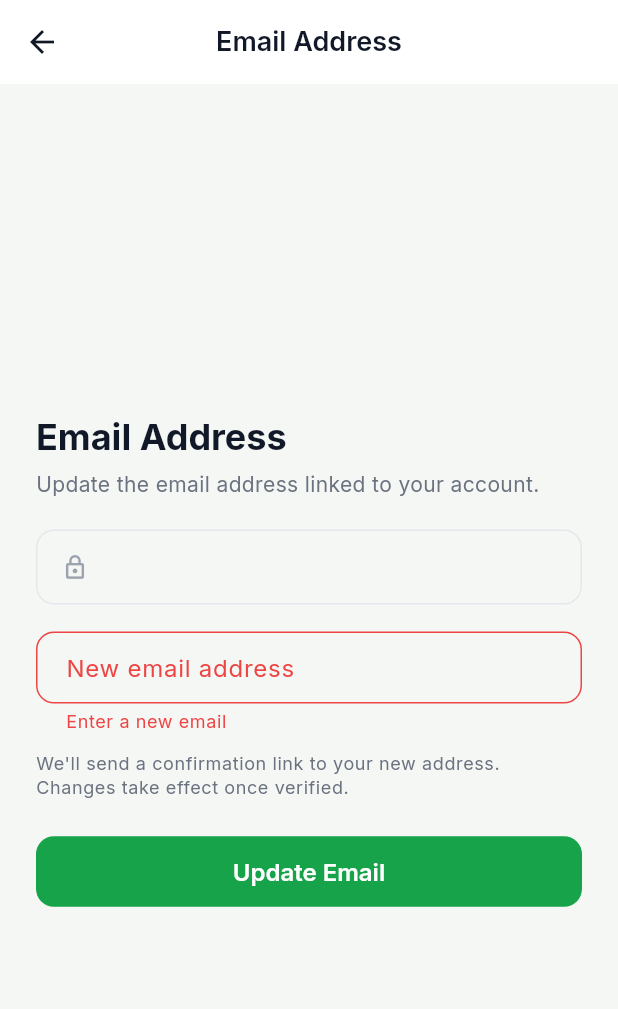
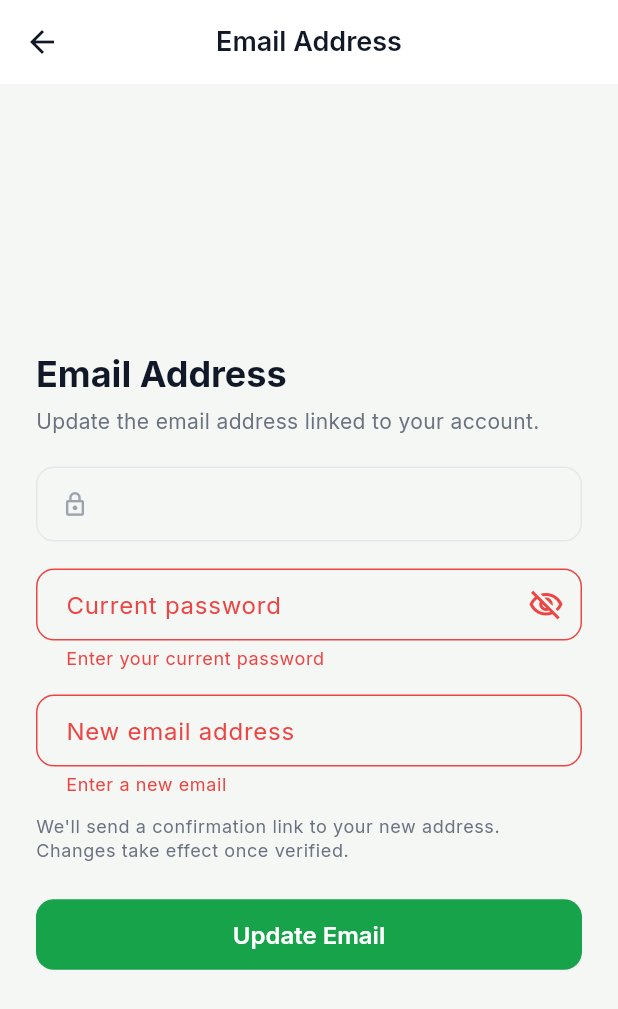
Before and after one commit to sXenoXs/RE-HerbaScan, a Flutter app: the ChangeEmailScreen screen opened directly, after a tap on "Update Email", on a phone screen of 412 x 824 dp. Shown: the top 1009 px of the screen. Run offline on Flutter 3.47's test engine with Material 3 defaults, Android fonts, the phone set to English and light mode, and no system bars; our stand-ins replace app_links, cached_network_image, camera, connectivity_plus, device_preview, dio and 21 more; missing offline and left inert: add_2_calendar, dart:html, gal, tflite_flutter; accounts and stored records are empty.

Commit message:
Require current password before changing email address

```diff
--- a/lib/features/auth/change_email_screen.dart
+++ b/lib/features/auth/change_email_screen.dart
@@ -14,12 +14,15 @@ class ChangeEmailScreen extends StatefulWidget {
 class _ChangeEmailScreenState extends State<ChangeEmailScreen> {
   final _formKey = GlobalKey<FormState>();
   final _newEmailController = TextEditingController();
+  final _currentPasswordController = TextEditingController();
+  bool _obscureCurrent = true;
   bool _isLoading = false;
   String? _errorMessage;
 
   @override
   void dispose() {
     _newEmailController.dispose();
+    _currentPasswordController.dispose();
     super.dispose();
   }
 
@@ -33,7 +36,9 @@ class _ChangeEmailScreenState extends State<ChangeEmailScreen> {
       return;
     }
     final newEmail = _newEmailController.text.trim();
+    final currentPassword = _currentPasswordController.text;
     try {
+      await context.read<AuthProvider>().verifyCurrentPassword(currentPassword);
       await context.read<AuthProvider>().updateEmail(newEmail);
       if (mounted) {
         ScaffoldMessenger.of(context).showSnackBar(
@@ -48,7 +53,12 @@ class _ChangeEmailScreenState extends State<ChangeEmailScreen> {
     } catch (e) {
       if (mounted) {
         setState(() {
-          _errorMessage = e.toString().replaceFirst('AuthException: ', '');
+          final errStr = e.toString();
+          if (errStr.contains('Invalid login credentials')) {
+            _errorMessage = 'The current password you entered is incorrect.';
+          } else {
+            _errorMessage = errStr.replaceFirst('AuthException: ', '');
+          }
           _isLoading = false;
         });
       }
@@ -143,6 +153,30 @@ class _ChangeEmailScreenState extends State<ChangeEmailScreen> {
                       : const SizedBox.shrink(),
                 ),
 
+                // Current password
+                TextFormField(
+                  controller: _currentPasswordController,
+                  obscureText: _obscureCurrent,
+                  decoration: InputDecoration(
+                    labelText: 'Current password',
+                    suffixIcon: IconButton(
+                      icon: Icon(
+                        _obscureCurrent
+                            ? Icons.visibility_off_outlined
+                            : Icons.visibility_outlined,
+                      ),
+                      onPressed: () =>
+                          setState(() => _obscureCurrent = !_obscureCurrent),
+                    ),
+                  ),
+                  textInputAction: TextInputAction.next,
+                  validator: (v) {
+                    if (v == null || v.isEmpty) return 'Enter your current password';
+                    return null;
+                  },
+                ),
+                const SizedBox(height: 16),
+
                 // New email — no prefixIcon
                 TextFormField(
                   controller: _newEmailController,
```
